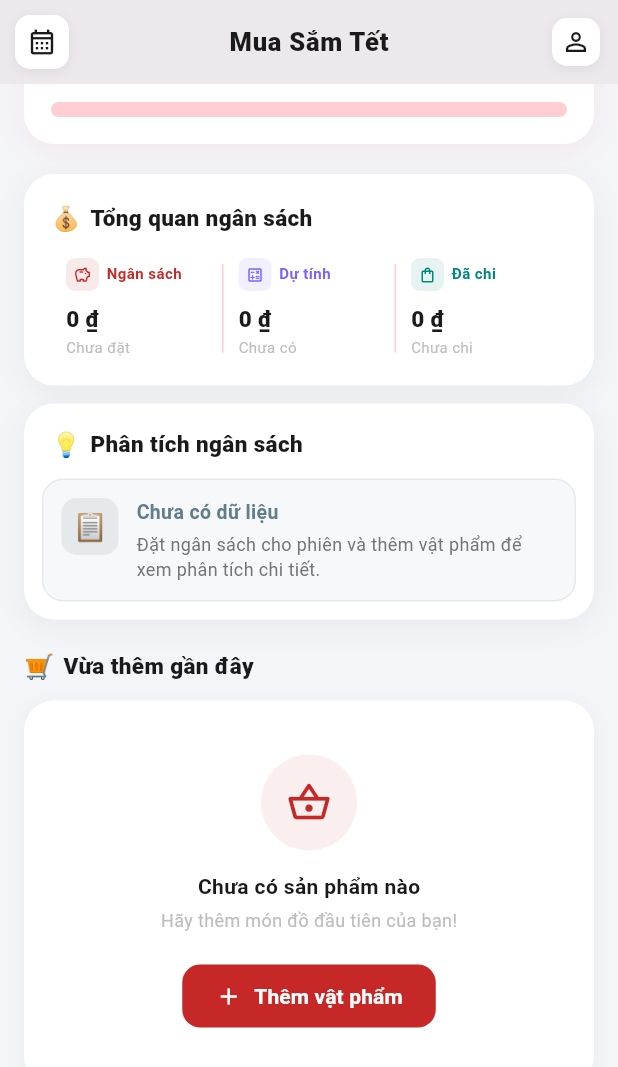
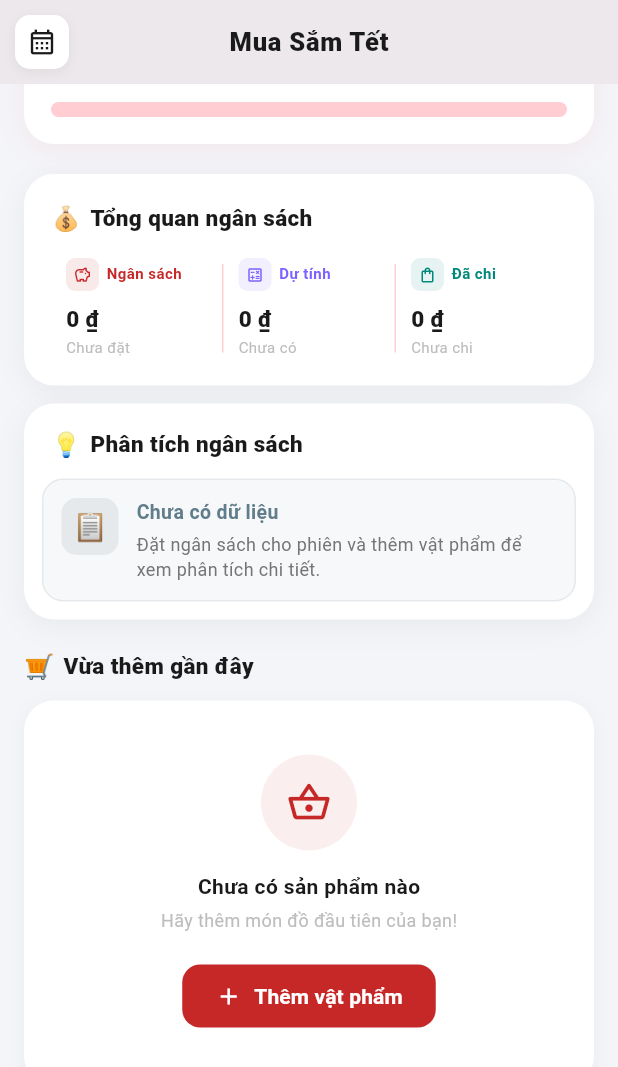
Before and after one commit to nvtai24/dichotet, a Flutter app: the DashboardScreen screen opened directly, scrolled down 288 dp, on a phone screen of 412 x 824 dp. Shown: the top 1067 px of the screen. Run offline on Flutter 3.47's test engine with Material 3 defaults, Android fonts, the phone set to English and light mode, and no system bars; our stand-ins replace flutter_dotenv, google_sign_in, hive_flutter, image_picker, supabase_flutter; accounts and stored records are empty; network calls fail.

Commit message:
feat: remove user icon from app bar actions in dashboard screen

```diff
--- a/lib/views/home/dashboard_screen.dart
+++ b/lib/views/home/dashboard_screen.dart
@@ -115,32 +115,7 @@ class DashboardScreen extends StatelessWidget {
         ),
       ),
       centerTitle: true,
-      actions: [
-        Padding(
-          padding: const EdgeInsets.fromLTRB(0, 10, 12, 10),
-          child: Container(
-            decoration: BoxDecoration(
-              color: Colors.white,
-              borderRadius: BorderRadius.circular(10),
-              boxShadow: [
-                BoxShadow(
-                  color: Colors.black.withValues(alpha: 0.06),
-                  blurRadius: 6,
-                  offset: const Offset(0, 2),
-                ),
-              ],
-            ),
-            child: const Padding(
-              padding: EdgeInsets.all(6),
-              child: Icon(
-                Icons.person_outline,
-                size: 20,
-                color: AppColors.textPrimary,
-              ),
-            ),
-          ),
-        ),
-      ],
+      actions: const [],
     );
   }
 }
```
